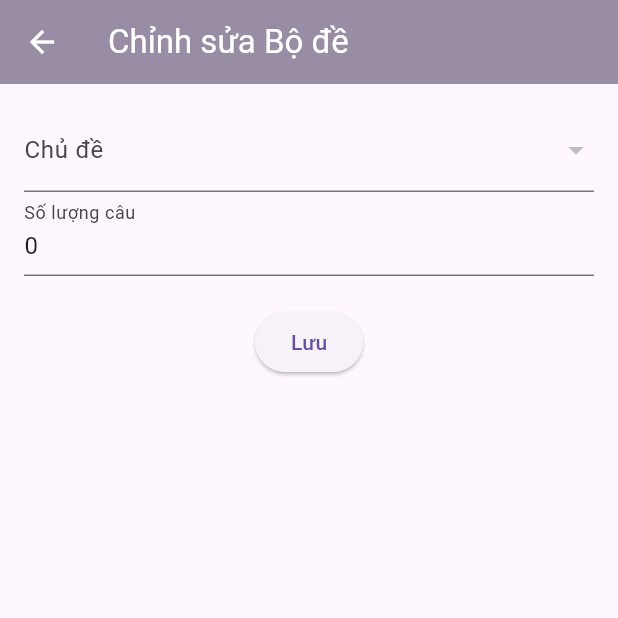
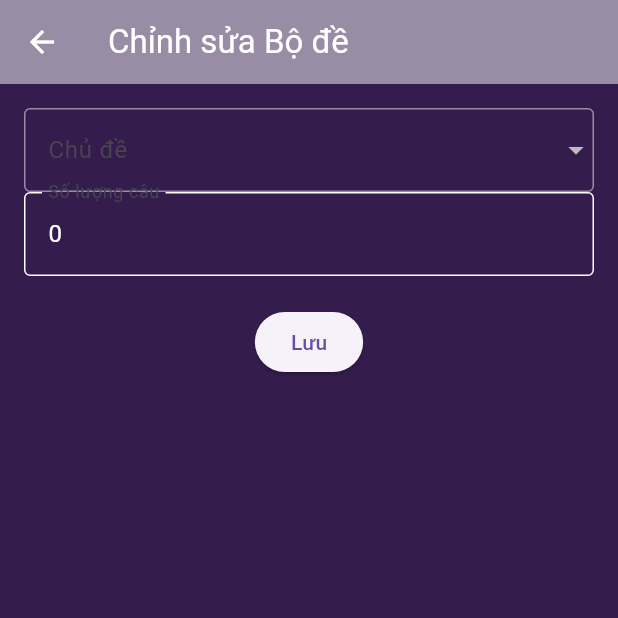
Before and after one commit to Tamne2022002/project_flutter, a Flutter app: the EditBoDeScreen screen opened directly with empty values, on a phone screen of 412 x 824 dp, the top half of it. Run offline on Flutter 3.47's test engine with Material 3 defaults, Android fonts, the phone set to English and light mode, and no system bars.

Commit message:
Cap nhat giao dien

```diff
--- a/lib/admin/BoDe/Sua_BoDe.dart
+++ b/lib/admin/BoDe/Sua_BoDe.dart
@@ -36,6 +36,7 @@ class _EditBoDeScreenState extends State<EditBoDeScreen> {
   @override
   Widget build(BuildContext context) {
     return Scaffold(
+      backgroundColor: AppColors.backColor,
       appBar: AppBar(
         title: Text('Chỉnh sửa Bộ đề',style: TextStyle(color: Colors.white),),
            iconTheme: IconThemeData(color: Colors.white),
@@ -50,7 +51,16 @@ class _EditBoDeScreenState extends State<EditBoDeScreen> {
               // Dropdown cho chủ đề
               DropdownButtonFormField<int>(
                 value: chuDeId,
-                decoration: InputDecoration(labelText: 'Chủ đề'),
+                                style: TextStyle(color: Colors.white),
+                decoration: InputDecoration(
+                  labelText: 'Chủ đề',
+                  enabledBorder: OutlineInputBorder(
+                    borderSide: BorderSide(color: AppColors.btnColor),
+                  ),
+                  focusedBorder: OutlineInputBorder(
+                    borderSide: BorderSide(color: AppColors.btnColor),
+                  ),
+                ),
                 onChanged: (value) {
                   setState(() {
                     chuDeId = value;
@@ -74,7 +84,16 @@ class _EditBoDeScreenState extends State<EditBoDeScreen> {
               // TextField cho số lượng câu
               TextFormField(
                 initialValue: soLuongCau.toString(),
-                decoration: InputDecoration(labelText: 'Số lượng câu'),
+                decoration: InputDecoration(
+                  labelText: 'Số lượng câu',
+                  enabledBorder: OutlineInputBorder(
+                    borderSide: BorderSide(color: Colors.white),
+                  ),
+                  focusedBorder: OutlineInputBorder(
+                    borderSide: BorderSide(color: Colors.white),
+                  ),
+                ),
+                                style: TextStyle(color: Colors.white),
                 keyboardType: TextInputType.number,
                 onChanged: (value) {
                   setState(() {
--- a/lib/admin/BoDe/Them_BoDe_screen.dart
+++ b/lib/admin/BoDe/Them_BoDe_screen.dart
@@ -23,8 +23,9 @@ class _AddBoDeScreenState extends State<AddBoDeScreen> {
     return Scaffold(
       backgroundColor: AppColors.backColor,
       appBar: AppBar(
-        title: Text('Thêm Bộ đề'),
+        title: Text('Thêm Bộ đề',style: TextStyle(color: Colors.white),),
         backgroundColor: AppColors.btnColor,
+        iconTheme: IconThemeData(color: Colors.white),
       ),
       body: Padding(
         padding: const EdgeInsets.all(16.0),
--- a/lib/admin/BoDe/Them_ChiTietBoDe.dart
+++ b/lib/admin/BoDe/Them_ChiTietBoDe.dart
@@ -32,6 +32,7 @@ class _AddChiTietBoDeScreenState extends State<AddChiTietBoDeScreen> {
       appBar: AppBar(
         title: Text("Thêm Chi tiết Bộ đề",style: TextStyle(color: Colors.white),),
         backgroundColor: AppColors.btnColor,
+        iconTheme: IconThemeData(color: Colors.white),
       ),
       body: Padding(
         padding: const EdgeInsets.all(16.0),
```
